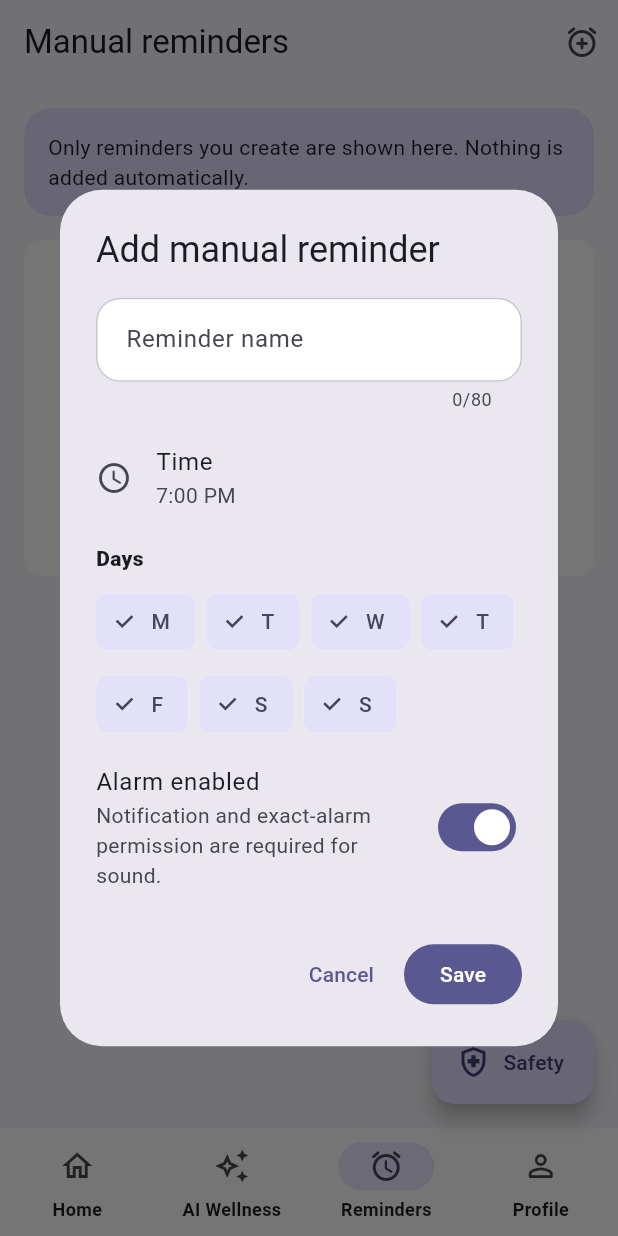
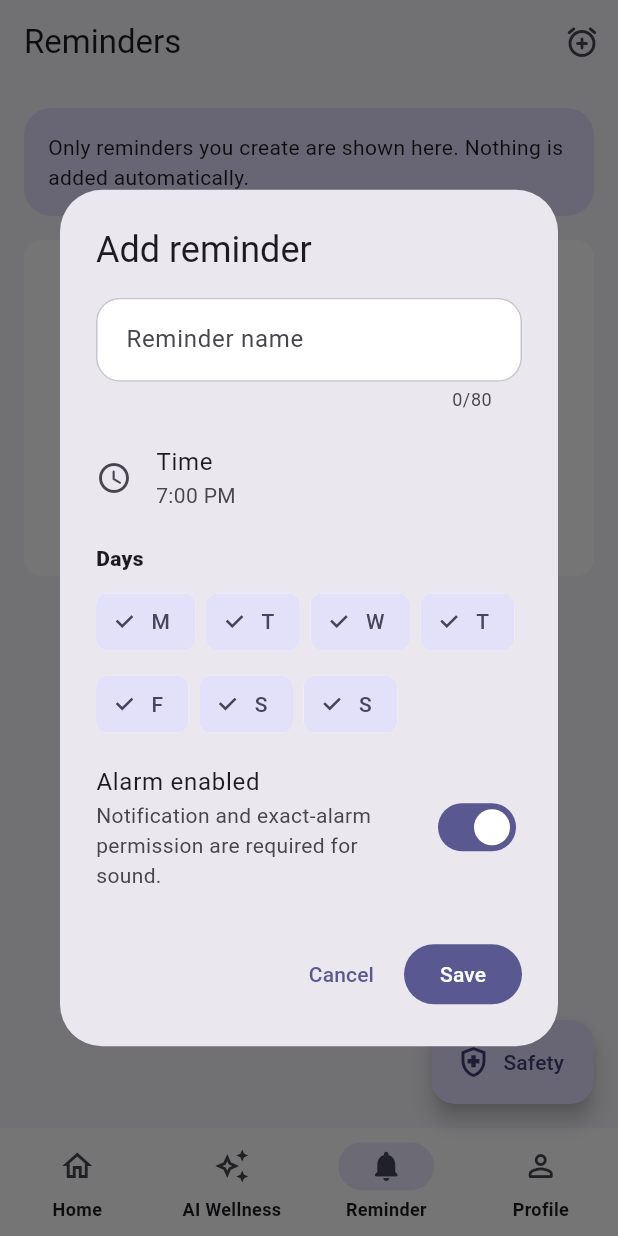
Before and after one commit to meherabjim/Mindpulse-Ai, a Flutter app: the MainDashboardScreen screen opened directly, item 3 of the bottom bar chosen, after a tap on the "add alarm" icon, on a phone screen of 412 x 824 dp. Run offline on Flutter 3.47's test engine with Material 3 defaults, Android fonts, the phone set to English and light mode, and no system bars; our stand-ins replace firebase_core, firebase_messaging, flutter_secure_storage, geolocator, shared_preferences, timezone; accounts and stored records are empty; network calls fail; project files that could hold a hidden picture were left out.

Commit message:
fix: add dynamic prayer navigation and time voice

```diff
--- a/mobile_app/lib/features/dashboard/screens/main_dashboard_screen.dart
+++ b/mobile_app/lib/features/dashboard/screens/main_dashboard_screen.dart
@@ -87,6 +87,22 @@ class _MainDashboardScreenState extends State<MainDashboardScreen> {
       return const Scaffold(body: Center(child: CircularProgressIndicator()));
     }
     final faith = _faithProfile!;
+    final hasNamedFaith =
+        faith.religion != 'no_religion' &&
+        faith.religion != 'prefer_not_to_say';
+    final faithIcon = faith.isIslam
+        ? Icons.mosque_outlined
+        : hasNamedFaith
+        ? Icons.self_improvement_rounded
+        : Icons.notifications_none_rounded;
+    final selectedFaithIcon = faith.isIslam
+        ? Icons.mosque_rounded
+        : hasNamedFaith
+        ? Icons.self_improvement_rounded
+        : Icons.notifications_rounded;
+    final faithLabel = hasNamedFaith
+        ? _t('Prayer', 'প্রার্থনা')
+        : _t('Reminder', 'রিমাইন্ডার');
     final pages = <Widget>[
       DashboardHomeTab(
         key: _homeKey,
@@ -138,18 +154,11 @@ class _MainDashboardScreenState extends State<MainDashboardScreen> {
             selectedIcon: const Icon(Icons.auto_awesome),
             label: _t('AI Wellness', 'AI ওয়েলনেস'),
           ),
-          if (faith.isIslam)
-            NavigationDestination(
-              icon: const Icon(Icons.mosque_outlined),
-              selectedIcon: const Icon(Icons.mosque_rounded),
-              label: _t('Prayer', 'নামাজ'),
-            )
-          else
-            NavigationDestination(
-              icon: const Icon(Icons.alarm_outlined),
-              selectedIcon: const Icon(Icons.alarm_rounded),
-              label: _t('Reminders', 'রিমাইন্ডার'),
-            ),
+          NavigationDestination(
+            icon: Icon(faithIcon),
+            selectedIcon: Icon(selectedFaithIcon),
+            label: faithLabel,
+          ),
           NavigationDestination(
             icon: const Icon(Icons.person_outline_rounded),
             selectedIcon: const Icon(Icons.person_rounded),
@@ -379,6 +388,14 @@ class _DashboardHomeTabState extends State<DashboardHomeTab>
 
   Widget _buildFaithCard(BuildContext context) {
     final faith = widget.faithProfile;
+    final hasNamedFaith =
+        faith.religion != 'no_religion' &&
+        faith.religion != 'prefer_not_to_say';
+    final faithIcon = faith.isIslam
+        ? Icons.mosque_outlined
+        : hasNamedFaith
+        ? Icons.self_improvement_rounded
+        : Icons.notifications_none_rounded;
     final reminder = _nextManualReminder;
     final timeText = reminder == null
         ? null
@@ -396,11 +413,7 @@ class _DashboardHomeTabState extends State<DashboardHomeTab>
           child: Row(
             crossAxisAlignment: CrossAxisAlignment.start,
             children: [
-              Icon(
-                faith.isIslam ? Icons.mosque_outlined : Icons.alarm_outlined,
-                color: const Color(0xFF6059E8),
-                size: 30,
-              ),
+              Icon(faithIcon, color: const Color(0xFF6059E8), size: 30),
               const SizedBox(width: 13),
               Expanded(
                 child: Column(
@@ -421,31 +434,41 @@ class _DashboardHomeTabState extends State<DashboardHomeTab>
                       Text(
                         _t(
                           'Prayer times and alarm settings are available in the Prayer tab. Alarm sound follows your On/Off choice.',
-                          'নামাজের সময় ও অ্যালার্ম সেটিংস নামাজ ট্যাবে দেখা যাবে। আপনার On/Off পছন্দ অনুযায়ী অ্যালার্ম বাজবে।',
+                          'নামাজের সময় ও অ্যালার্ম সেটিংস প্রার্থনা ট্যাবে দেখা যাবে। আপনার On/Off পছন্দ অনুযায়ী অ্যালার্ম বাজবে।',
                         ),
                         style: const TextStyle(height: 1.4),
                       )
                     else if (reminder != null)
                       Text(
-                        _t(
-                          'Next manual reminder: ${reminder.title} • $timeText',
-                          'পরবর্তী ম্যানুয়াল রিমাইন্ডার: ${reminder.title} • $timeText',
-                        ),
+                        hasNamedFaith
+                            ? _t(
+                                'Next prayer reminder: ${reminder.title} • $timeText',
+                                'পরবর্তী প্রার্থনার রিমাইন্ডার: ${reminder.title} • $timeText',
+                              )
+                            : _t(
+                                'Next reminder: ${reminder.title} • $timeText',
+                                'পরবর্তী রিমাইন্ডার: ${reminder.title} • $timeText',
+                              ),
                         style: const TextStyle(height: 1.4),
                       )
                     else
                       Text(
-                        _t(
-                          'No active manual reminder. Open Reminders to create or enable one. Muslim prayer content is hidden.',
-                          'কোনো চালু ম্যানুয়াল রিমাইন্ডার নেই। নতুন রিমাইন্ডার তৈরি বা চালু করতে রিমাইন্ডার ট্যাব খুলুন। মুসলিম নামাজের তথ্য লুকানো আছে।',
-                        ),
+                        hasNamedFaith
+                            ? _t(
+                                'No active prayer reminder. Open Prayer to create or enable one.',
+                                'কোনো চালু প্রার্থনার রিমাইন্ডার নেই। তৈরি বা চালু করতে প্রার্থনা ট্যাব খুলুন।',
+                              )
+                            : _t(
+                                'No active reminder. Open Reminder to create or enable one.',
+                                'কোনো চালু রিমাইন্ডার নেই। তৈরি বা চালু করতে রিমাইন্ডার ট্যাব খুলুন।',
+                              ),
                         style: const TextStyle(height: 1.4),
                       ),
                     const SizedBox(height: 10),
                     Text(
-                      faith.isIslam
-                          ? _t('Open Prayer', 'নামাজ খুলুন')
-                          : _t('Open Reminders', 'রিমাইন্ডার খুলুন'),
+                      hasNamedFaith
+                          ? _t('Open Prayer', 'প্রার্থনা খুলুন')
+                          : _t('Open Reminder', 'রিমাইন্ডার খুলুন'),
                       style: TextStyle(
                         color: Theme.of(context).colorScheme.primary,
                         fontWeight: FontWeight.w800,
--- a/mobile_app/lib/features/religion/screens/manual_faith_reminder_screen.dart
+++ b/mobile_app/lib/features/religion/screens/manual_faith_reminder_screen.dart
@@ -31,6 +31,11 @@ class _ManualFaithReminderScreenState extends State<ManualFaithReminderScreen> {
 
   String _t(String english, String bangla) {
     return AppPreferencesController.instance.text(english, bangla);
+  }
+
+  bool get _usesPrayerLanguage {
+    return widget.faithProfile.religion != 'no_religion' &&
+        widget.faithProfile.religion != 'prefer_not_to_say';
   }
 
   Future<void> _load() async {
@@ -132,7 +137,10 @@ class _ManualFaithReminderScreenState extends State<ManualFaithReminderScreen> {
 
     final result = await showDialog<ManualFaithReminder>(
       context: context,
-      builder: (_) => _ReminderEditor(reminder: existing),
+      builder: (_) => _ReminderEditor(
+        reminder: existing,
+        usesPrayerLanguage: _usesPrayerLanguage,
+      ),
     );
 
     if (result == null) return;
@@ -196,7 +204,11 @@ class _ManualFaithReminderScreenState extends State<ManualFaithReminderScreen> {
 
     return Scaffold(
       appBar: AppBar(
-        title: Text(_t('Manual reminders', 'ম্যানুয়াল রিমাইন্ডার')),
+        title: Text(
+          _usesPrayerLanguage
+              ? _t('Prayer', 'প্রার্থনা')
+              : _t('Reminders', 'রিমাইন্ডার'),
+        ),
         actions: [
           IconButton(
             tooltip: _t('Add reminder', 'রিমাইন্ডার যোগ করুন'),
@@ -234,10 +246,15 @@ class _ManualFaithReminderScreenState extends State<ManualFaithReminderScreen> {
                           ),
                         if (!hiddenFaith) const SizedBox(height: 7),
                         Text(
-                          _t(
-                            'Only reminders you create are shown here. Nothing is added automatically.',
-                            'এখানে শুধু আপনার তৈরি রিমাইন্ডার দেখা যাবে। কোনো কনটেন্ট বা অ্যালার্ম নিজে থেকে যোগ হবে না।',
-                          ),
+                          _usesPrayerLanguage
+                              ? _t(
+                                  'Create your own prayer and spiritual reminders. Nothing is added automatically.',
+                                  'নিজের প্রার্থনা ও আধ্যাত্মিক রিমাইন্ডার তৈরি করুন। কোনো কিছু নিজে থেকে যোগ হবে না।',
+                                )
+                              : _t(
+                                  'Only reminders you create are shown here. Nothing is added automatically.',
+                                  'এখানে শুধু আপনার তৈরি রিমাইন্ডার দেখা যাবে। কোনো কিছু নিজে থেকে যোগ হবে না।',
+                                ),
                           style: const TextStyle(height: 1.4),
                         ),
                       ],
@@ -277,13 +294,23 @@ class _ManualFaithReminderScreenState extends State<ManualFaithReminderScreen> {
                         padding: const EdgeInsets.all(22),
                         child: Column(
                           children: [
-                            const Icon(Icons.alarm_add_outlined, size: 52),
+                            Icon(
+                              _usesPrayerLanguage
+                                  ? Icons.self_improvement_rounded
+                                  : Icons.alarm_add_outlined,
+                              size: 52,
+                            ),
                             const SizedBox(height: 12),
                             Text(
-                              _t(
-                                'No manual reminder yet',
-                                'এখনও কোনো ম্যানুয়াল রিমাইন্ডার নেই',
-                              ),
+                              _usesPrayerLanguage
+                                  ? _t(
+                                      'No prayer reminder yet',
+                                      'এখনও কোনো প্রার্থনার রিমাইন্ডার নেই',
+                                    )
+                                  : _t(
+                                      'No reminder yet',
+                                      'এখনও কোনো রিমাইন্ডার নেই',
+                                    ),
                               style: const TextStyle(
                                 fontSize: 18,
                                 fontWeight: FontWeight.w900,
@@ -291,10 +318,15 @@ class _ManualFaithReminderScreenState extends State<ManualFaithReminderScreen> {
                             ),
                             const SizedBox(height: 8),
                             Text(
-                              _t(
-                                'Add a personal, spiritual or general reminder.',
-                                'ব্যক্তিগত, আধ্যাত্মিক বা সাধারণ রিমাইন্ডার যোগ করুন।',
-                              ),
+                              _usesPrayerLanguage
+                                  ? _t(
+                                      'Add a prayer or spiritual practice and choose its time.',
+                                      'একটি প্রার্থনা বা আধ্যাত্মিক চর্চা যোগ করে সময় নির্বাচন করুন।',
+                                    )
+                                  : _t(
+                                      'Add a personal reminder and choose its time.',
+                                      'একটি ব্যক্তিগত রিমাইন্ডার যোগ করে সময় নির্বাচন করুন।',
+                                    ),
                               textAlign: TextAlign.center,
                             ),
                             const SizedBox(height: 14),
@@ -302,10 +334,12 @@ class _ManualFaithReminderScreenState extends State<ManualFaithReminderScreen> {
                               onPressed: _saving ? null : () => _openEditor(),
                               icon: const Icon(Icons.add_alarm_rounded),
                               label: Text(
-                                _t(
-                                  'Add manual reminder',
-                                  'ম্যানুয়াল রিমাইন্ডার যোগ করুন',
-                                ),
+                                _usesPrayerLanguage
+                                    ? _t(
+                                        'Add prayer reminder',
+                                        'প্রার্থনার রিমাইন্ডার যোগ করুন',
+                                      )
+                                    : _t('Add reminder', 'রিমাইন্ডার যোগ করুন'),
                               ),
                             ),
                           ],
@@ -316,8 +350,10 @@ class _ManualFaithReminderScreenState extends State<ManualFaithReminderScreen> {
                     ..._reminders.map(
                       (reminder) => Card(
                         child: ListTile(
-                          leading: const Icon(
-                            Icons.notifications_active_outlined,
+                          leading: Icon(
+                            _usesPrayerLanguage
+                                ? Icons.self_improvement_rounded
+                                : Icons.notifications_active_outlined,
                           ),
                           title: Text(
                             reminder.title,
@@ -389,8 +425,9 @@ class _ManualFaithReminderScreenState extends State<ManualFaithReminderScreen> {
 }
 
 class _ReminderEditor extends StatefulWidget {
-  const _ReminderEditor({this.reminder});
+  const _ReminderEditor({required this.usesPrayerLanguage, this.reminder});
 
+  final bool usesPrayerLanguage;
   final ManualFaithReminder? reminder;
 
   @override
@@ -497,8 +534,15 @@ class _ReminderEditorState extends State<_ReminderEditor> {
 
     return AlertDialog(
       title: Text(
-        widget.reminder == null
-            ? _t('Add manual reminder', 'ম্যানুয়াল রিমাইন্ডার যোগ করুন')
+        widget.usesPrayerLanguage
+            ? widget.reminder == null
+                  ? _t('Add prayer reminder', 'প্রার্থনার রিমাইন্ডার যোগ করুন')
+                  : _t(
+                      'Edit prayer reminder',
+                      'প্রার্থনার রিমাইন্ডার সম্পাদনা করুন',
+                    )
+            : widget.reminder == null
+            ? _t('Add reminder', 'রিমাইন্ডার যোগ করুন')
             : _t('Edit reminder', 'রিমাইন্ডার সম্পাদনা করুন'),
       ),
       content: SingleChildScrollView(
@@ -510,8 +554,12 @@ class _ReminderEditorState extends State<_ReminderEditor> {
               controller: _titleController,
               maxLength: 80,
               decoration: InputDecoration(
-                labelText: _t('Reminder name', 'রিমাইন্ডারের নাম'),
-                hintText: _t('Evening reflection', 'সন্ধ্যার ধ্যান বা ভাবনা'),
+                labelText: widget.usesPrayerLanguage
+                    ? _t('Prayer name', 'প্রার্থনার নাম')
+                    : _t('Reminder name', 'রিমাইন্ডারের নাম'),
+                hintText: widget.usesPrayerLanguage
+                    ? _t('Evening prayer', 'সন্ধ্যার প্রার্থনা')
+                    : _t('Personal reminder', 'ব্যক্তিগত রিমাইন্ডার'),
               ),
             ),
             const SizedBox(height: 8),
--- a/mobile_app/lib/features/religion/services/manual_faith_reminder_service.dart
+++ b/mobile_app/lib/features/religion/services/manual_faith_reminder_service.dart
@@ -169,6 +169,39 @@ class ManualFaithReminderService {
     ]);
   }
 
+  String _englishTime(ManualFaithReminder reminder) {
+    final hour12 = reminder.hour % 12 == 0 ? 12 : reminder.hour % 12;
+    final minute = reminder.minute.toString().padLeft(2, '0');
+    final period = reminder.hour >= 12 ? 'PM' : 'AM';
+    return '$hour12:$minute $period';
+  }
+
+  String _banglaDigits(int value) {
+    const digits = <String>['০', '১', '২', '৩', '৪', '৫', '৬', '৭', '৮', '৯'];
+    return value.toString().split('').map((item) {
+      final digit = int.tryParse(item);
+      return digit == null ? item : digits[digit];
+    }).join();
+  }
+
+  String _banglaTime(ManualFaithReminder reminder) {
+    var period = 'রাত';
+    if (reminder.hour >= 5 && reminder.hour < 12) {
+      period = 'সকাল';
+    } else if (reminder.hour >= 12 && reminder.hour < 16) {
+      period = 'দুপুর';
+    } else if (reminder.hour >= 16 && reminder.hour < 19) {
+      period = 'বিকেল';
+    }
+
+    final hour12 = reminder.hour % 12 == 0 ? 12 : reminder.hour % 12;
+    final minute = reminder.minute == 0
+        ? ''
+        : ' ${_banglaDigits(reminder.minute)} মিনিট';
+
+    return '$period ${_banglaDigits(hour12)}টা$minute';
+  }
+
   Map<String, Object?> _alarmPayload({
     required int id,
     required ManualFaithReminder reminder,
@@ -182,8 +215,16 @@ class ManualFaithReminderService {
       'message': test
           ? 'MindPulse reminder test.'
           : 'Your reminder is due now.',
-      'voiceBn': 'এখন ${reminder.title} করার সময় হয়েছে।',
-      'voiceEn': 'It is time for ${reminder.title}.',
+      'voiceBn': test
+          ? 'এটি MindPulse-এর পরীক্ষামূলক রিমাইন্ডার। '
+                '${reminder.title} নির্ধারিত হয়েছে ${_banglaTime(reminder)}।'
+          : 'এখন সময় ${_banglaTime(reminder)}। '
+                '${reminder.title} করার সময় হয়েছে।',
+      'voiceEn': test
+          ? 'This is a MindPulse test reminder. '
+                '${reminder.title} is scheduled for ${_englishTime(reminder)}.'
+          : 'It is now ${_englishTime(reminder)}. '
+                'It is time for ${reminder.title}.',
       'prayerBn': '',
       'prayerEn': '',
       'durationSeconds': 15,
```
Also changed, not shown: mobile_app/lib/features/onboarding/screens/onboarding_screen.dart (+37 -21 lines).
